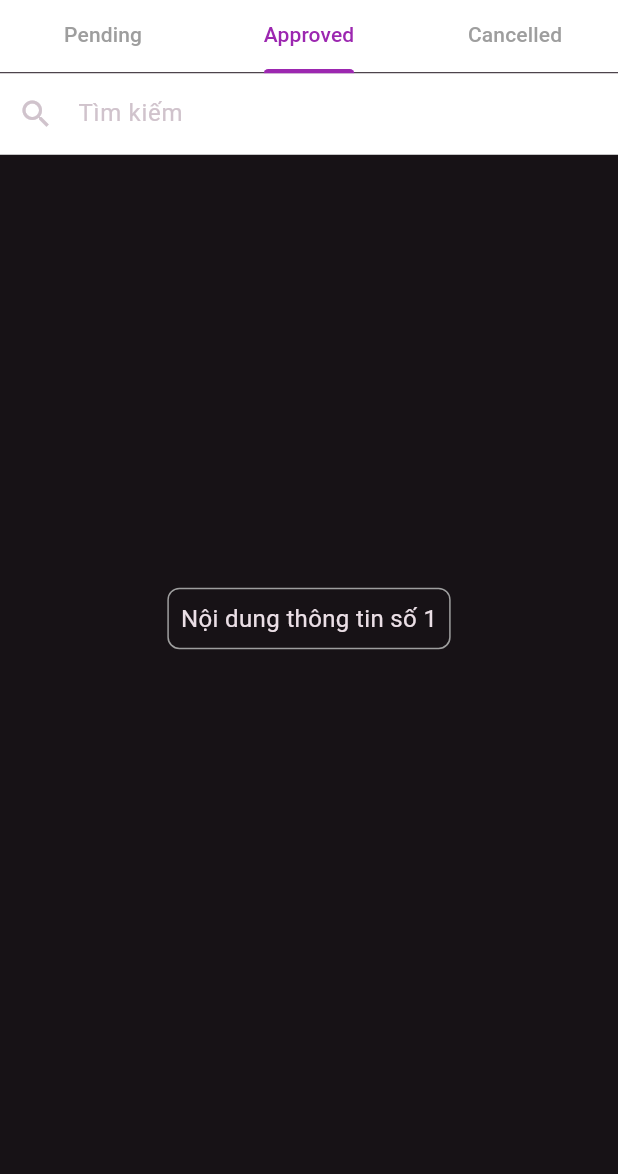
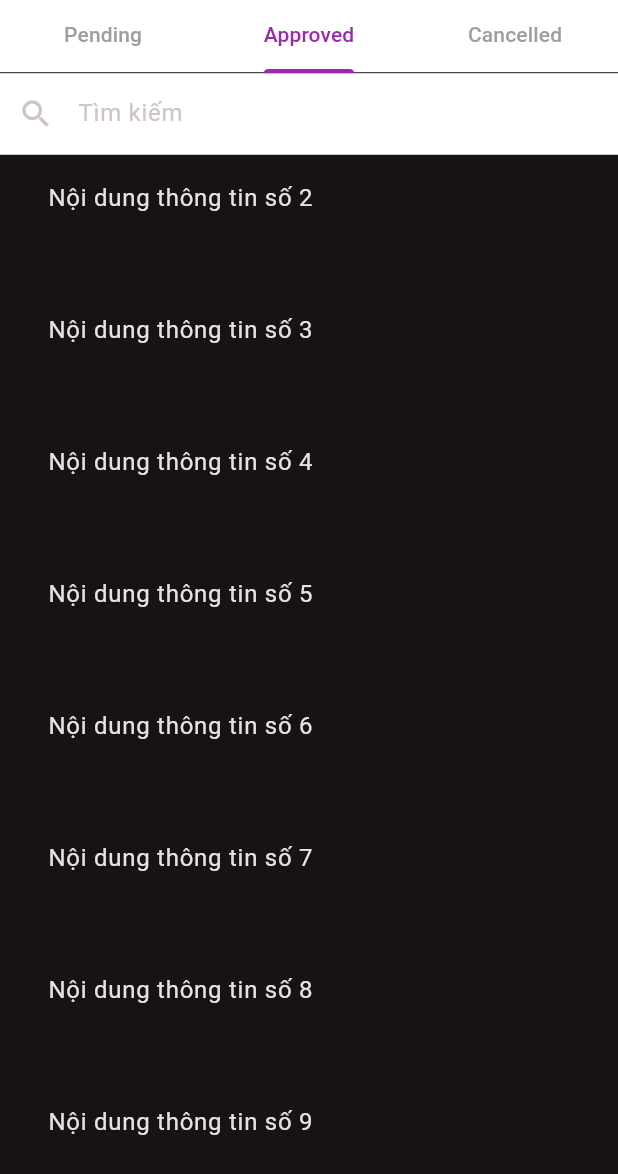
Before and after one commit to DienCo91/flutter-ci-cd, a Flutter app: the SliverAppBarExample screen opened directly, tab 2 chosen, scrolled down 432 dp, on a phone screen of 412 x 824 dp. Shown: the top 1174 px of the screen. Run offline on Flutter 3.47's test engine with Material 3 defaults, Android fonts, the phone set to English and light mode, and no system bars; our stand-ins replace bloc, dio, firebase_core, flutter_bloc, get, google_mobile_ads and 2 more; missing offline and left inert: in_app_purchase_storekit, pigeon; accounts and stored records are empty; network calls fail.

Commit message:
Update project with various improvements

```diff
--- a/lib/main.dart
+++ b/lib/main.dart
@@ -8,7 +8,7 @@ import 'package:batterylevel/pages/setting.dart';
 import 'package:batterylevel/todos/repository/todos_repository.dart';
 import 'package:batterylevel/todos/todos.dart';
 import 'package:flutter/material.dart';
-import 'package:flutter/services.dart';
+import 'package:flutter/widget_previews.dart';
 import 'package:flutter_bloc/flutter_bloc.dart';
 import 'package:google_mobile_ads/google_mobile_ads.dart';
 import 'package:firebase_core/firebase_core.dart';
@@ -26,6 +26,7 @@ void main() async {
   runApp(AppStateContainer(child: const MyApp()));
 }
 
+@Preview(name: 'My Sample Text')
 class MyApp extends StatefulWidget {
   const MyApp({super.key});
 
--- a/lib/scroll_advance/sliver_app_bar.dart
+++ b/lib/scroll_advance/sliver_app_bar.dart
@@ -1,12 +1,11 @@
 // ignore_for_file: unused_local_variable
 
-import 'package:batterylevel/pages/setting.dart';
 import 'package:flutter/material.dart';
 
 List<String> _tabs = ["Pending", "Approved", "Cancelled"];
 
 class SliverAppBarExample extends StatefulWidget {
-  const SliverAppBarExample({Key? key}) : super(key: key);
+  const SliverAppBarExample({super.key});
 
   @override
   _SliverAppBarExampleState createState() => _SliverAppBarExampleState();
@@ -21,10 +20,6 @@ class _SliverAppBarExampleState extends State<SliverAppBarExample> with SingleTi
     _focusNode = FocusNode();
   }
 
-  @override
-  void dispose() {
-    super.dispose();
-  }
 
   @override
   Widget build(BuildContext context) {
@@ -55,6 +50,8 @@ class _SliverAppBarExampleState extends State<SliverAppBarExample> with SingleTi
                       background: ColorFiltered(
                         colorFilter: ColorFilter.mode(Colors.black.withValues(alpha: 0.4), BlendMode.darken),
                         child: Image.network(
+                          cacheWidth: 1080,
+                          cacheHeight: 768,
                           'https://images.pexels.com/photos/7081100/pexels-photo-7081100.jpeg',
                           fit: BoxFit.cover,
                         ),
@@ -143,18 +140,18 @@ class _SliverAppBarExampleState extends State<SliverAppBarExample> with SingleTi
                       ),
                     ],
                   ),
-                  // ListView.builder(
-                  //   key: const PageStorageKey('approved_tab_key'),
-                  //   itemCount: 100,
-                  //   itemBuilder: (context, index) {
-                  //     return Container(
-                  //       padding: const EdgeInsets.all(16),
-                  //       child: ListTile(
-                  //         title: Text('Nội dung thông tin số ${index + 1}', style: const TextStyle(fontSize: 16)),
-                  //       ),
-                  //     );
-                  //   },
-                  // ),
+                  ListView.builder(
+                    key: const PageStorageKey('approved_tab_key'),
+                    itemCount: 100,
+                    itemBuilder: (context, index) {
+                      return Container(
+                        padding: const EdgeInsets.all(16),
+                        child: ListTile(
+                          title: Text('Nội dung thông tin số ${index + 1}', style: const TextStyle(fontSize: 16)),
+                        ),
+                      );
+                    },
+                  ),
                   Center(
                     child: InkWell(
                       onTap: () => _focusNode.unfocus(),
--- a/lib/sql_lite/dog_database.dart
+++ b/lib/sql_lite/dog_database.dart
@@ -1,7 +1,6 @@
 import 'package:batterylevel/sql_lite/model/dog.dart';
 import 'package:path/path.dart';
 import 'package:sqflite/sqflite.dart';
-import 'package:sqflite/sqlite_api.dart';
 
 class DogDatabase {
   static final DogDatabase instance = DogDatabase._init();
--- a/lib/todos/view/todo_item.dart
+++ b/lib/todos/view/todo_item.dart
@@ -83,7 +83,8 @@ class TodoItem extends StatelessWidget {
             title: Text(todo.title ?? ""),
             subtitle: Row(
               children: [
-                Column(
+                Expanded(
+                  child: Column(
                     crossAxisAlignment: CrossAxisAlignment.start,
                     children: [
                       Text('ID: ${todo.id}'),
@@ -93,7 +94,8 @@ class TodoItem extends StatelessWidget {
                       ),
                     ],
                   ),
-                const Spacer(),
+                ),
+
                 BlocBuilder<TodosBloc, TodosState>(
                   bloc: context.read<TodosBloc>(),
                   builder: (context, state) {
--- a/lib/weather/bloc/weather_bloc.dart
+++ b/lib/weather/bloc/weather_bloc.dart
@@ -20,7 +20,7 @@ class WeatherBloc extends Bloc<WeatherEvent, WeatherState> {
       emit(state.copyWith(status: WeatherStatus.loading));
       final weather = await _repository.getWeatherByName(name: event.name);
       emit(state.copyWith(status: WeatherStatus.success, weather: weather, name: event.name));
-    } catch (e, st) {
+    } catch (e) {
       emit(state.copyWith(status: WeatherStatus.failure));
     }
   }
--- a/packages/open_meteo_api/lib/open_meteo_api.dart
+++ b/packages/open_meteo_api/lib/open_meteo_api.dart
@@ -1,4 +1,4 @@
-library open_meteo_api;
+library;
 
 export './src/models/models.dart';
 export './src/open_meteo_api_client.dart';
--- a/packages/weather_repository/lib/weather_repository.dart
+++ b/packages/weather_repository/lib/weather_repository.dart
@@ -1,3 +1,3 @@
-library weather_repository;
+library;
 
 export './src/weather_repository.dart';
```
Also changed, not shown: lib/pages/home.dart (+5 -4 lines), lib/pages/setting.dart (+3 -6 lines), pubspec.yaml (+4 -4 lines), pubspec.lock, 1 other file. Lines whose indentation alone changed are shown as unchanged.
